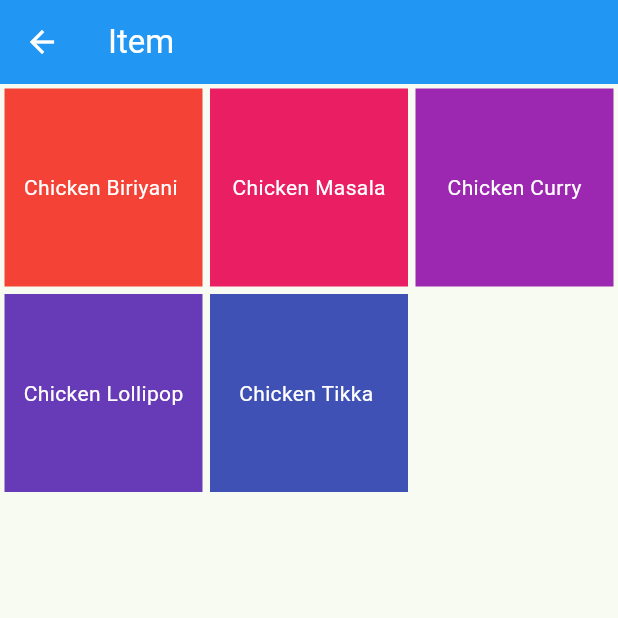
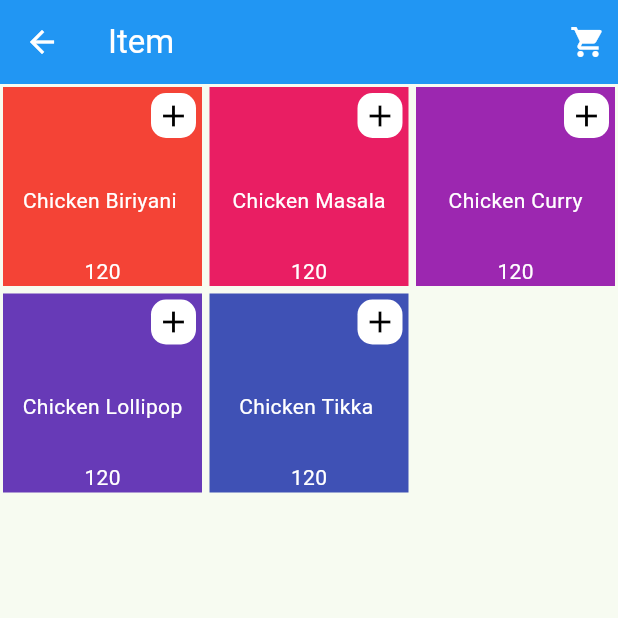
Before and after one commit to mohanta123/yatri-RSOT, a Flutter app: the ItemScreen screen opened directly, on a phone screen of 412 x 824 dp, the top half of it. Run offline on Flutter 3.47's test engine with Material 2 defaults, Android fonts, the phone set to English and light mode, and no system bars; missing offline and left inert: qr_code_scanner.

Commit message:
kd 4oct 6:26

```diff
--- a/lib/category/category_screen.dart
+++ b/lib/Screen/category/category_screen.dart
@@ -1,8 +1,8 @@
 // ignore_for_file: prefer_const_constructors, avoid_unnecessary_containers
 
 import 'package:flutter/material.dart';
-import 'package:yatri_rsot/category/cart_screen.dart';
-import 'package:yatri_rsot/category/item_screen.dart';
+import 'package:yatri_rsot/Screen/category/item_screen.dart';
+
 import 'package:yatri_rsot/color/color.dart';
 import 'package:yatri_rsot/list/list.dart';
 
--- /dev/null
+++ b/lib/Screen/category/item_screen.dart
@@ -0,0 +1,138 @@
+// ignore_for_file: prefer_const_constructors
+
+import 'package:flutter/material.dart';
+import 'package:yatri_rsot/Screen/category/cart_screen.dart';
+import 'package:yatri_rsot/cart/cart_screen.dart';
+import 'package:yatri_rsot/color/color.dart';
+import 'package:yatri_rsot/list/list.dart';
+
+class ItemScreen extends StatefulWidget {
+  const ItemScreen({Key? key}) : super(key: key);
+
+  @override
+  State<ItemScreen> createState() => _ItemScreenState();
+}
+
+class _ItemScreenState extends State<ItemScreen> {
+  List<bool> isSelectedList = List.generate(5, (index) => false);
+
+  void _toggleSelection(int index) {
+    setState(() {
+      isSelectedList[index] = !isSelectedList[index];
+    });
+  }
+
+  ListScreen listInstance = ListScreen();
+  MyColor colorinstance = MyColor();
+  @override
+  Widget build(BuildContext context) {
+    double deviceHeight = MediaQuery.of(context).size.height;
+    double deviceWidth = MediaQuery.of(context).size.width;
+    return Scaffold(
+      appBar: AppBar(
+        actions: [
+          InkWell(
+            onTap: () {
+              Navigator.push(
+                context,
+                MaterialPageRoute(builder: (builder) => CartScreen()),
+              );
+            },
+            child: Padding(
+              padding: const EdgeInsets.all(8.0),
+              child: Icon(
+                Icons.shopping_cart,
+                color: Colors.white,
+              ),
+            ),
+          )
+        ],
+        automaticallyImplyLeading: false,
+        leading: InkWell(
+          onTap: () {
+            Navigator.pop(context);
+          },
+          child: Icon(
+            Icons.arrow_back,
+            color: Colors.white,
+          ),
+        ),
+        backgroundColor: colorinstance.blue,
+        title: Text(
+          "Item",
+          style: TextStyle(color: Colors.white),
+        ),
+      ),
+      body: Padding(
+        padding: const EdgeInsets.all(2.0),
+        child: GridView.builder(
+          itemCount: listInstance.itemList.length,
+          gridDelegate: SliverGridDelegateWithFixedCrossAxisCount(
+            crossAxisCount: 3,
+            crossAxisSpacing: 5,
+            mainAxisSpacing: 5,
+          ),
+          itemBuilder: (context, index) {
+            return InkWell(
+              onTap: () {
+                // Navigator.push(
+                //   context,
+                //   MaterialPageRoute(builder: (context) => CartScrren()),
+                // );
+              },
+              child: Container(
+                height: deviceHeight * 0.3,
+                width: deviceWidth * 0.2,
+                color: Colors.primaries[index % 10],
+                child: Column(
+                  mainAxisAlignment: MainAxisAlignment.spaceBetween,
+                  children: [
+                    Row(
+                      mainAxisAlignment: MainAxisAlignment.end,
+                      children: [
+                        Padding(
+                          padding: const EdgeInsets.all(4.0),
+                          child: GestureDetector(
+                            onTap: () {
+                              _toggleSelection(index); // Pass the index here
+                            },
+                            child: Container(
+                              height: 30,
+                              width: 30,
+                              decoration: BoxDecoration(
+                                borderRadius: BorderRadius.circular(10),
+                                color:
+                                    isSelectedList[index] // Use isSelectedList
+                                        ? Colors.blue
+                                        : Colors.white,
+                              ),
+                              child: Icon(
+                                Icons.add,
+                                color:
+                                    isSelectedList[index] // Use isSelectedList
+                                        ? Colors.white
+                                        : Colors.black,
+                              ),
+                            ),
+                          ),
+                        ),
+                      ],
+                    ),
+                    Text(
+                      listInstance.itemList[index],
+                      style: TextStyle(color: Colors.white),
+                    ),
+                    Text(
+                      "120",
+                      style: TextStyle(color: Colors.white),
+                    )
+                  ],
+                ),
+              ),
+            );
+          },
+        ),
+      ),
+    );
+  }
+}
--- a/lib/category/item_screen.dart
+++ /dev/null
@@ -1,76 +0,0 @@
-// ignore_for_file: prefer_const_constructors, avoid_unnecessary_containers
-
-import 'package:flutter/material.dart';
-import 'package:yatri_rsot/category/cart_screen.dart';
-import 'package:yatri_rsot/color/color.dart';
-import 'package:yatri_rsot/list/list.dart';
-
-class ItemScreen extends StatefulWidget {
-  const ItemScreen({super.key});
-
-  @override
-  State<ItemScreen> createState() => _ItemScreenState();
-}
-
-class _ItemScreenState extends State<ItemScreen> {
-  ListScreen listInstance = ListScreen();
-  MyColor colorinstance = MyColor();
-  @override
-  Widget build(BuildContext context) {
-    double deviceHeight = MediaQuery.of(context).size.height;
-    double deviceWidth = MediaQuery.of(context).size.width;
-    return Scaffold(
-      appBar: AppBar(
-          automaticallyImplyLeading: false,
-          leading: InkWell(
-            onTap: () {
-              Navigator.pop(context);
-            },
-            child: Icon(
-              Icons.arrow_back,
-              color: Colors.white,
-            ),
-          ),
-          backgroundColor: colorinstance.blue,
-          title: Text(
-            "Item",
-            style: TextStyle(color: Colors.white),
-          )),
-      body: Padding(
-        padding: const EdgeInsets.all(3.0),
-        child: GridView.builder(
-            itemCount: listInstance.itemList.length,
-            gridDelegate: SliverGridDelegateWithFixedCrossAxisCount(
-                crossAxisCount: 3, crossAxisSpacing: 5, mainAxisSpacing: 5),
-            itemBuilder: (context, index) {
-              return InkWell(
-                onTap: () {
-                  Navigator.push(
-                    context,
-                    MaterialPageRoute(builder: (context) => CartScrren()),
-                  );
-                },
-                child: Container(
-                  height: deviceHeight * 0.2,
-                  width: deviceWidth * 0.2,
-                  color: Colors.primaries[index % 10],
-                  child: Padding(
-                    padding: const EdgeInsets.all(4.0),
-                    child: Column(
-                      mainAxisAlignment: MainAxisAlignment.center,
-                      crossAxisAlignment: CrossAxisAlignment.center,
-                      children: [
-                        Text(
-                          listInstance.itemList[index],
-                          style: TextStyle(color: Colors.white),
-                        ),
-                      ],
-                    ),
-                  ),
-                ),
-              );
-            }),
-      ),
-    );
-  }
-}
--- a/lib/color/color.dart
+++ b/lib/color/color.dart
@@ -1,5 +1,7 @@
 import 'package:flutter/material.dart';
 class MyColor{
   Color blue = Colors.blue;
+  Color red = Colors.red;
+
 
 }
--- a/pubspec.yaml
+++ b/pubspec.yaml
@@ -34,8 +34,8 @@ dependencies:
   # Use with the CupertinoIcons class for iOS style icons.
   cupertino_icons: ^1.0.2
   qr_code_scanner:
- # ai_barcode_scanner:
   qr_mobile_vision:
+
 
 
 
```
Also changed, not shown: lib/Screen/category/cart_screen.dart (added, +163 -0 lines), lib/Screen/home_screen.dart (+1 -10 lines), lib/Screen/qr_screen.dart (+92 -44 lines), lib/cart/cart_screen.dart (renamed from lib/category/cart_screen.dart, +50 -10 lines).
